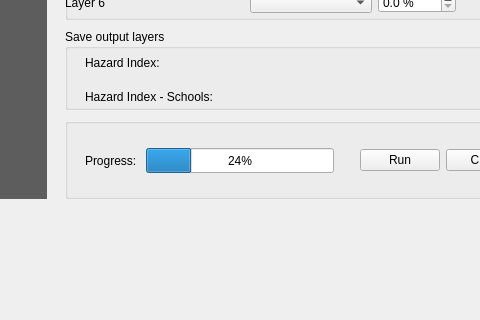
The window that rasterriskassessmentplugin/resources/ui/main_dialog.ui (iiepdev/mcda-plugin) describes before a commit, drawn with Qt 5; both pictures show x 103 to 583 and y 383 to 703 of the 1026 by 895 pixel window.
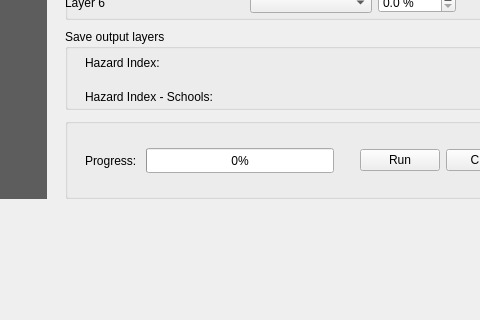
The same window after the commit. The open tabs and pages were chosen to show the change. Custom widgets are drawn as their Qt base class.

Commit message: WIP cancel button

What changed in the file:
```diff
--- a/rasterriskassessmentplugin/resources/ui/main_dialog.ui
+++ b/rasterriskassessmentplugin/resources/ui/main_dialog.ui
@@ -819,7 +819,7 @@
           </size>
          </property>
          <property name="value">
-          <number>24</number>
+          <number>0</number>
          </property>
         </widget>
        </item>
```
The commit also changes 2 other files.
